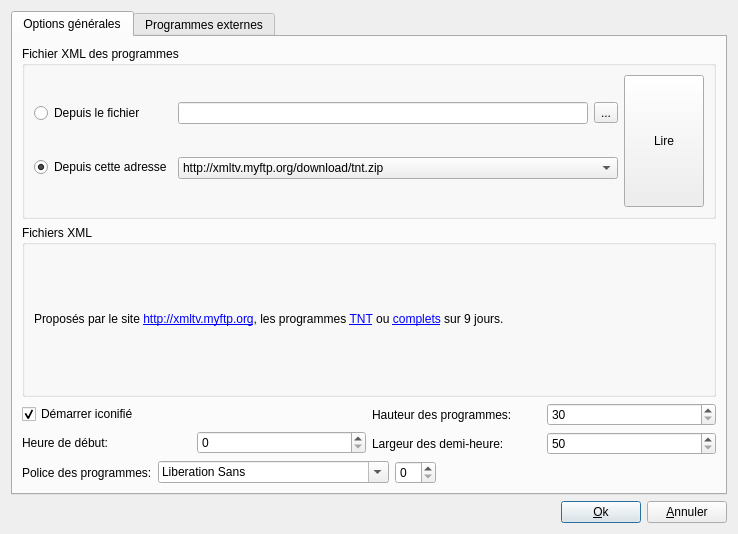
Old version of the form ui/config.ui in the repository jlbrd/qmagneto.
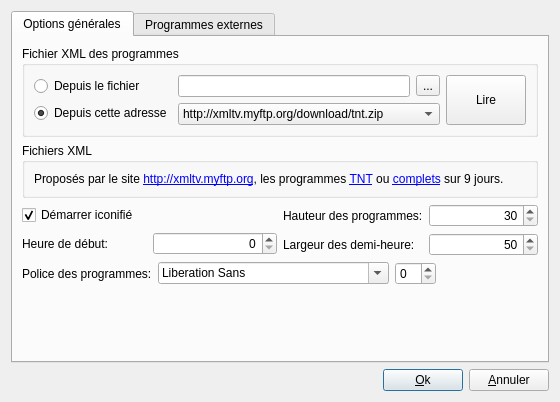
New version of the form.

Diff of the .ui file:
```diff
--- a/ui/config.ui
+++ b/ui/config.ui
@@ -5,8 +5,8 @@
    <rect>
     <x>0</x>
     <y>0</y>
-    <width>738</width>
-    <height>534</height>
+    <width>527</width>
+    <height>395</height>
    </rect>
   </property>
   <property name="windowTitle" >
@@ -53,8 +53,8 @@
       <attribute name="title" >
        <string>Options générales</string>
       </attribute>
-      <layout class="QVBoxLayout" name="verticalLayout_5" >
-       <item>
+      <layout class="QGridLayout" name="gridLayout_9" >
+       <item row="0" column="0" >
         <widget class="QGroupBox" name="groupBox" >
          <property name="title" >
           <string>Fichier XML des programmes</string>
@@ -133,7 +133,7 @@
          </layout>
         </widget>
        </item>
-       <item>
+       <item row="1" column="0" >
         <widget class="QGroupBox" name="groupBox_4" >
          <property name="title" >
           <string>Fichiers XML</string>
@@ -157,8 +157,8 @@
          </layout>
         </widget>
        </item>
-       <item>
-        <layout class="QHBoxLayout" name="horizontalLayout_7" >
+       <item row="2" column="0" >
+        <layout class="QHBoxLayout" name="horizontalLayout_6" >
          <item>
           <layout class="QVBoxLayout" name="verticalLayout" >
            <item>
@@ -182,6 +182,18 @@
              </item>
              <item>
               <widget class="QSpinBox" name="heureDebut" >
+               <property name="sizePolicy" >
+                <sizepolicy vsizetype="Fixed" hsizetype="Preferred" >
+                 <horstretch>0</horstretch>
+                 <verstretch>0</verstretch>
+                </sizepolicy>
+               </property>
+               <property name="layoutDirection" >
+                <enum>Qt::LeftToRight</enum>
+               </property>
+               <property name="alignment" >
+                <set>Qt::AlignRight|Qt::AlignTrailing|Qt::AlignVCenter</set>
+               </property>
                <property name="maximum" >
                 <number>23</number>
                </property>
@@ -192,9 +204,9 @@
           </layout>
          </item>
          <item>
-          <layout class="QVBoxLayout" name="verticalLayout_2" >
+          <layout class="QHBoxLayout" name="horizontalLayout_5" >
            <item>
-            <layout class="QHBoxLayout" name="horizontalLayout_5" >
+            <layout class="QVBoxLayout" name="verticalLayout_5" >
              <item>
               <widget class="QLabel" name="label_2" >
                <property name="text" >
@@ -203,7 +215,27 @@
               </widget>
              </item>
              <item>
+              <widget class="QLabel" name="label_3" >
+               <property name="text" >
+                <string>Largeur des demi-heure:</string>
+               </property>
+              </widget>
+             </item>
+            </layout>
+           </item>
+           <item>
+            <layout class="QVBoxLayout" name="verticalLayout_2" >
+             <item>
               <widget class="QSpinBox" name="programHeight" >
+               <property name="sizePolicy" >
+                <sizepolicy vsizetype="Fixed" hsizetype="Preferred" >
+                 <horstretch>0</horstretch>
+                 <verstretch>0</verstretch>
+                </sizepolicy>
+               </property>
+               <property name="alignment" >
+                <set>Qt::AlignRight|Qt::AlignTrailing|Qt::AlignVCenter</set>
+               </property>
                <property name="minimum" >
                 <number>30</number>
                </property>
@@ -212,19 +244,17 @@
                </property>
               </widget>
              </item>
-            </layout>
-           </item>
-           <item>
-            <layout class="QHBoxLayout" name="horizontalLayout_6" >
-             <item>
-              <widget class="QLabel" name="label_3" >
-               <property name="text" >
-                <string>Largeur des demi-heure:</string>
-               </property>
-              </widget>
-             </item>
              <item>
               <widget class="QSpinBox" name="programWidth" >
+               <property name="sizePolicy" >
+                <sizepolicy vsizetype="Fixed" hsizetype="Preferred" >
+                 <horstretch>0</horstretch>
+                 <verstretch>0</verstretch>
+                </sizepolicy>
+               </property>
+               <property name="alignment" >
+                <set>Qt::AlignRight|Qt::AlignTrailing|Qt::AlignVCenter</set>
+               </property>
                <property name="minimum" >
                 <number>50</number>
                </property>
@@ -239,7 +269,7 @@
          </item>
         </layout>
        </item>
-       <item>
+       <item row="3" column="0" >
         <layout class="QHBoxLayout" name="horizontalLayout_8" >
          <item>
           <widget class="QLabel" name="label_15" >
@@ -276,6 +306,19 @@
          </item>
         </layout>
        </item>
+       <item row="4" column="0" >
+        <spacer name="verticalSpacer" >
+         <property name="orientation" >
+          <enum>Qt::Vertical</enum>
+         </property>
+         <property name="sizeHint" stdset="0" >
+          <size>
+           <width>20</width>
+           <height>40</height>
+          </size>
+         </property>
+        </spacer>
+       </item>
       </layout>
      </widget>
      <widget class="QWidget" name="tab_3" >
```
Left out of the diff: 13 changed lines with no effect on the pictures.
